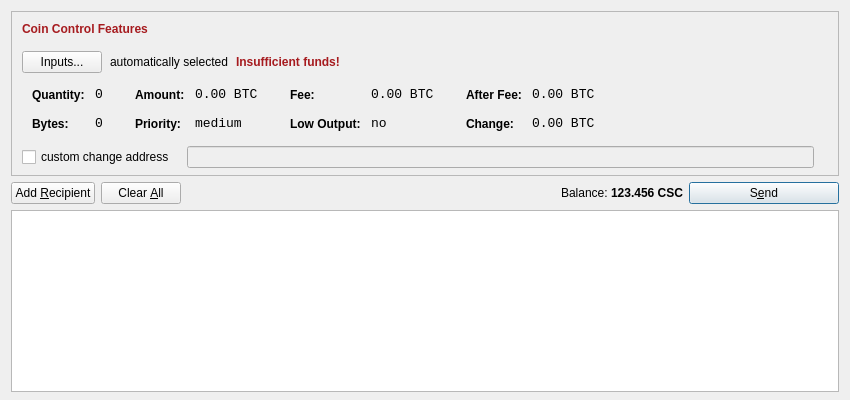
transcoder/CasinoCoin, file src/qt/forms/sendcoinsdialog.ui: the form before one commit.
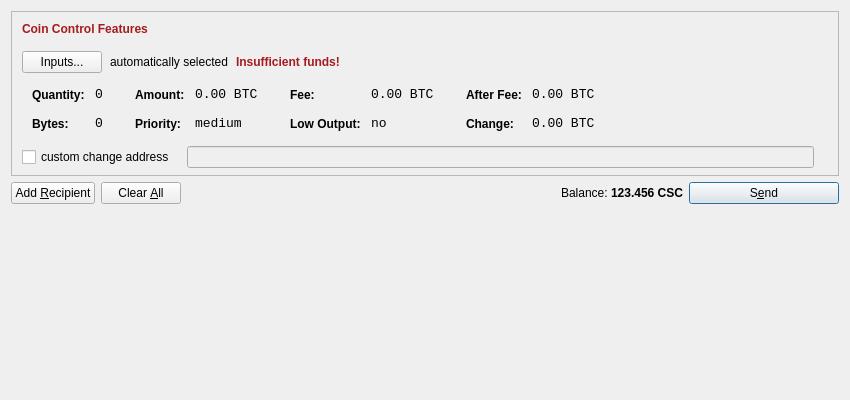
The form after the commit. Icons and pictures are not drawn.

The edit to the form file:
```diff
--- a/src/qt/forms/sendcoinsdialog.ui
+++ b/src/qt/forms/sendcoinsdialog.ui
@@ -753,6 +753,15 @@
    </item>
    <item>
     <widget class="QScrollArea" name="scrollArea">
+     <property name="styleSheet">
+      <string notr="true"/>
+     </property>
+     <property name="frameShape">
+      <enum>QFrame::NoFrame</enum>
+     </property>
+     <property name="frameShadow">
+      <enum>QFrame::Plain</enum>
+     </property>
      <property name="widgetResizable">
       <bool>true</bool>
      </property>
@@ -761,12 +770,12 @@
        <rect>
         <x>0</x>
         <y>0</y>
-        <width>826</width>
-        <height>143</height>
+        <width>832</width>
+        <height>169</height>
        </rect>
       </property>
       <property name="styleSheet">
-       <string notr="true">background-color: rgb(255, 255, 255);</string>
+       <string notr="true"/>
       </property>
       <layout class="QVBoxLayout" name="verticalLayout_2">
        <property name="leftMargin">
@@ -783,6 +792,12 @@
        </property>
        <item>
         <widget class="QFrame" name="entries_2">
+         <property name="autoFillBackground">
+          <bool>false</bool>
+         </property>
+         <property name="styleSheet">
+          <string notr="true"/>
+         </property>
          <layout class="QVBoxLayout" name="entries">
           <property name="spacing">
            <number>6</number>
```
